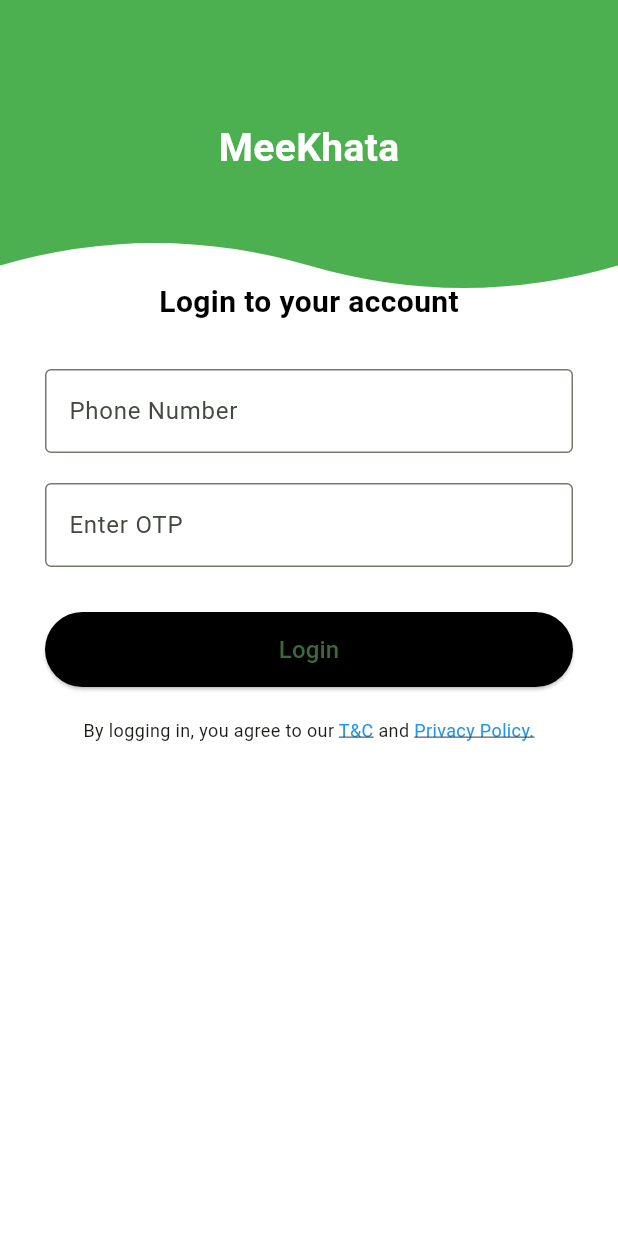
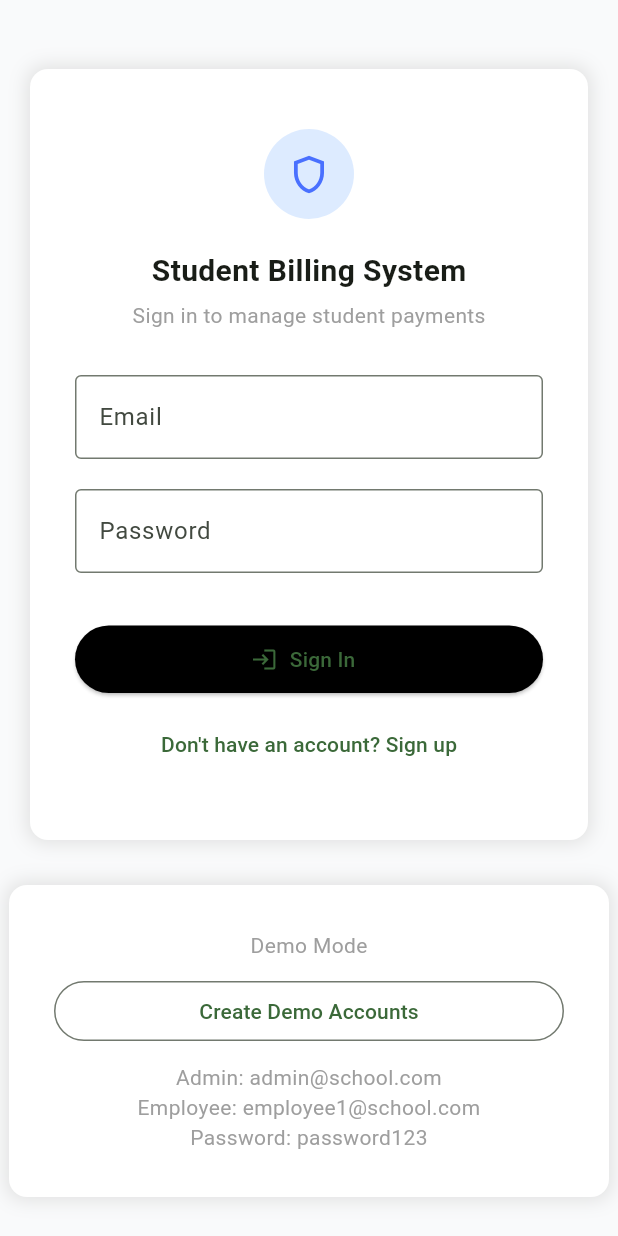
Before and after one commit to Rhino-softech/MeeKhata-billing-app, a Flutter app: the LoginPage screen opened directly, on a phone screen of 412 x 824 dp. Run offline on Flutter 3.47's test engine with Material 3 defaults, Android fonts, the phone set to English and light mode, and no system bars; our stand-ins replace firebase_auth, firebase_core; accounts and stored records are empty.

```diff
--- /dev/null
+++ b/firestore.indexes.json
@@ -0,0 +1,4 @@
+{
+  "indexes": [],
+  "fieldOverrides": []
+}
--- a/lib/login.dart
+++ b/lib/login.dart
@@ -1,134 +1,200 @@
 import 'package:flutter/material.dart';
+import 'package:firebase_auth/firebase_auth.dart';
+import 'signup.dart';
 
-class LoginPage extends StatelessWidget {
-  final TextEditingController phoneController = TextEditingController();
-  final TextEditingController otpController = TextEditingController();
+class LoginPage extends StatefulWidget {
+  const LoginPage({super.key});
+
+  @override
+  State<LoginPage> createState() => _LoginPageState();
+}
+
+class _LoginPageState extends State<LoginPage> {
+  final _auth = FirebaseAuth.instance;
+  final _emailController = TextEditingController();
+  final _passwordController = TextEditingController();
+  bool _loading = false;
+  String? _error;
+
+  Future<void> _signIn() async {
+    setState(() {
+      _loading = true;
+      _error = null;
+    });
+
+    try {
+      await _auth.signInWithEmailAndPassword(
+        email: _emailController.text.trim(),
+        password: _passwordController.text,
+      );
+
+      ScaffoldMessenger.of(
+        context,
+      ).showSnackBar(const SnackBar(content: Text('Login successful')));
+    } on FirebaseAuthException catch (e) {
+      setState(() {
+        _error = e.message;
+      });
+    } finally {
+      setState(() {
+        _loading = false;
+      });
+    }
+  }
 
   @override
   Widget build(BuildContext context) {
     return Scaffold(
-      backgroundColor: Color(0xFF4CAF50), // Same green color
-      body: Column(
-        crossAxisAlignment: CrossAxisAlignment.stretch,
-        children: [
-          SizedBox(height: 80),
-          Center(
-            child: Text(
-              'MeeKhata',
-              style: TextStyle(
-                fontSize: 26,
-                fontWeight: FontWeight.bold,
-                color: Colors.white,
-              ),
-            ),
-          ),
-          SizedBox(height: 30),
-          Expanded(
-            child: ClipPath(
-              clipper: WaveClipper(),
-              child: Container(
-                color: Colors.white,
-                padding: EdgeInsets.symmetric(horizontal: 30, vertical: 40),
+      backgroundColor: const Color(0xFFF9FAFB),
+      body: Center(
         child: SingleChildScrollView(
           child: Column(
             children: [
-                      Text(
-                        'Login to your account',
+              Container(
+                margin: const EdgeInsets.all(20),
+                padding: const EdgeInsets.symmetric(
+                  horizontal: 30,
+                  vertical: 40,
+                ),
+                decoration: BoxDecoration(
+                  color: Colors.white,
+                  borderRadius: BorderRadius.circular(12),
+                  boxShadow: [
+                    BoxShadow(
+                      color: Colors.grey.shade300,
+                      blurRadius: 10,
+                      spreadRadius: 2,
+                    ),
+                  ],
+                ),
+                width: 400,
+                child: Column(
+                  children: [
+                    const CircleAvatar(
+                      backgroundColor: Color(0xFFDDEBFF),
+                      radius: 30,
+                      child: Icon(
+                        Icons.shield_outlined,
+                        color: Color(0xFF4970FF),
+                        size: 30,
+                      ),
+                    ),
+                    const SizedBox(height: 20),
+                    const Text(
+                      'Student Billing System',
                       style: TextStyle(
                         fontSize: 20,
-                          fontWeight: FontWeight.w600,
-                          color: Colors.black,
+                        fontWeight: FontWeight.bold,
                       ),
                     ),
-                      SizedBox(height: 30),
-
-                      // Phone Number Field
-                      TextField(
-                        controller: phoneController,
-                        keyboardType: TextInputType.phone,
-                        decoration: InputDecoration(
-                          labelText: 'Phone Number',
+                    const SizedBox(height: 5),
+                    const Text(
+                      'Sign in to manage student payments',
+                      style: TextStyle(color: Colors.grey),
+                    ),
+                    const SizedBox(height: 30),
+                    TextFormField(
+                      controller: _emailController,
+                      decoration: const InputDecoration(
+                        labelText: 'Email',
+                        hintText: 'Enter your email',
                         border: OutlineInputBorder(),
                       ),
                     ),
-                      SizedBox(height: 20),
-
-                      // OTP Field
-                      TextField(
-                        controller: otpController,
-                        keyboardType: TextInputType.number,
-                        decoration: InputDecoration(
-                          labelText: 'Enter OTP',
+                    const SizedBox(height: 20),
+                    TextFormField(
+                      controller: _passwordController,
+                      obscureText: true,
+                      decoration: const InputDecoration(
+                        labelText: 'Password',
+                        hintText: 'Enter your password',
                         border: OutlineInputBorder(),
                       ),
                     ),
-                      SizedBox(height: 30),
-
-                      // Login Button
-                      ElevatedButton(
-                        onPressed: () {
-                          // Handle login logic here
-                        },
+                    const SizedBox(height: 20),
+                    if (_error != null)
+                      Text(_error!, style: const TextStyle(color: Colors.red)),
+                    const SizedBox(height: 15),
+                    SizedBox(
+                      width: double.infinity,
+                      height: 45,
+                      child: ElevatedButton.icon(
+                        onPressed: _loading ? null : _signIn,
                         style: ElevatedButton.styleFrom(
                           backgroundColor: Colors.black,
-                          minimumSize: Size(double.infinity, 50),
-                          shape: RoundedRectangleBorder(
-                            borderRadius: BorderRadius.circular(30),
+                        ),
+                        icon: const Icon(Icons.login),
+                        label:
+                            _loading
+                                ? const CircularProgressIndicator(
+                                  color: Colors.white,
+                                )
+                                : const Text("Sign In"),
                       ),
                     ),
-                        child: Text('Login', style: TextStyle(fontSize: 16)),
-                      ),
-                      SizedBox(height: 20),
-
-                      // Terms
-                      Text.rich(
-                        TextSpan(
-                          text: 'By logging in, you agree to our ',
-                          style: TextStyle(fontSize: 12),
-                          children: [
-                            TextSpan(
-                              text: 'T&C',
-                              style: TextStyle(
-                                color: Colors.blue,
-                                decoration: TextDecoration.underline,
-                              ),
-                            ),
-                            TextSpan(text: ' and '),
-                            TextSpan(
-                              text: 'Privacy Policy.',
-                              style: TextStyle(
-                                color: Colors.blue,
-                                decoration: TextDecoration.underline,
-                              ),
+                    const SizedBox(height: 10),
+                    TextButton(
+                      onPressed: () {
+                        Navigator.push(
+                          context,
+                          MaterialPageRoute(builder: (_) => const SignupPage()),
+                        );
+                      },
+                      child: const Text("Don't have an account? Sign up"),
                     ),
                   ],
                 ),
+              ),
+
+              // Demo Mode
+              Container(
+                margin: const EdgeInsets.only(top: 10),
+                padding: const EdgeInsets.symmetric(
+                  horizontal: 30,
+                  vertical: 30,
+                ),
+                decoration: BoxDecoration(
+                  color: Colors.white,
+                  borderRadius: BorderRadius.circular(12),
+                  boxShadow: [
+                    BoxShadow(
+                      color: Colors.grey.shade300,
+                      blurRadius: 10,
+                      spreadRadius: 2,
+                    ),
+                  ],
+                ),
+                width: 400,
+                child: Column(
+                  children: [
+                    const Text(
+                      'Demo Mode',
+                      style: TextStyle(color: Colors.grey),
+                    ),
+                    const SizedBox(height: 10),
+                    SizedBox(
+                      width: double.infinity,
+                      child: OutlinedButton(
+                        onPressed: () {
+                          _emailController.text = 'admin@school.com';
+                          _passwordController.text = 'password123';
+                        },
+                        child: const Text('Create Demo Accounts'),
+                      ),
+                    ),
+                    const SizedBox(height: 10),
+                    const Text(
+                      'Admin: admin@school.com\nEmployee: employee1@school.com\nPassword: password123',
                       textAlign: TextAlign.center,
+                      style: TextStyle(color: Colors.grey),
+                    ),
+                  ],
+                ),
               ),
             ],
           ),
         ),
       ),
-            ),
-          ),
-        ],
-      ),
     );
   }
 }
-
-class WaveClipper extends CustomClipper<Path> {
-  @override
-  Path getClip(Size size) {
-    final path = Path();
-    path.lineTo(0, 30);
-    path.quadraticBezierTo(size.width / 4, 0, size.width / 2, 30);
-    path.quadraticBezierTo(3 / 4 * size.width, 60, size.width, 30);
-    path.lineTo(size.width, size.height);
-    path.lineTo(0, size.height);
-    return path;
-  }
-
-  @override
-  bool shouldReclip(CustomClipper<Path> oldClipper) => false;
-}
```
Also changed, not shown: lib/main.dart (+7 -4 lines), lib/signup.dart (added, +159 -0 lines), lib/welcome_screen.dart (+11 -107 lines), pubspec.yaml (+7 -0 lines), firebase.json (added), lib/firebase_options.dart (added), pubspec.lock, 7 other files. Lines whose indentation alone changed are shown as unchanged.
